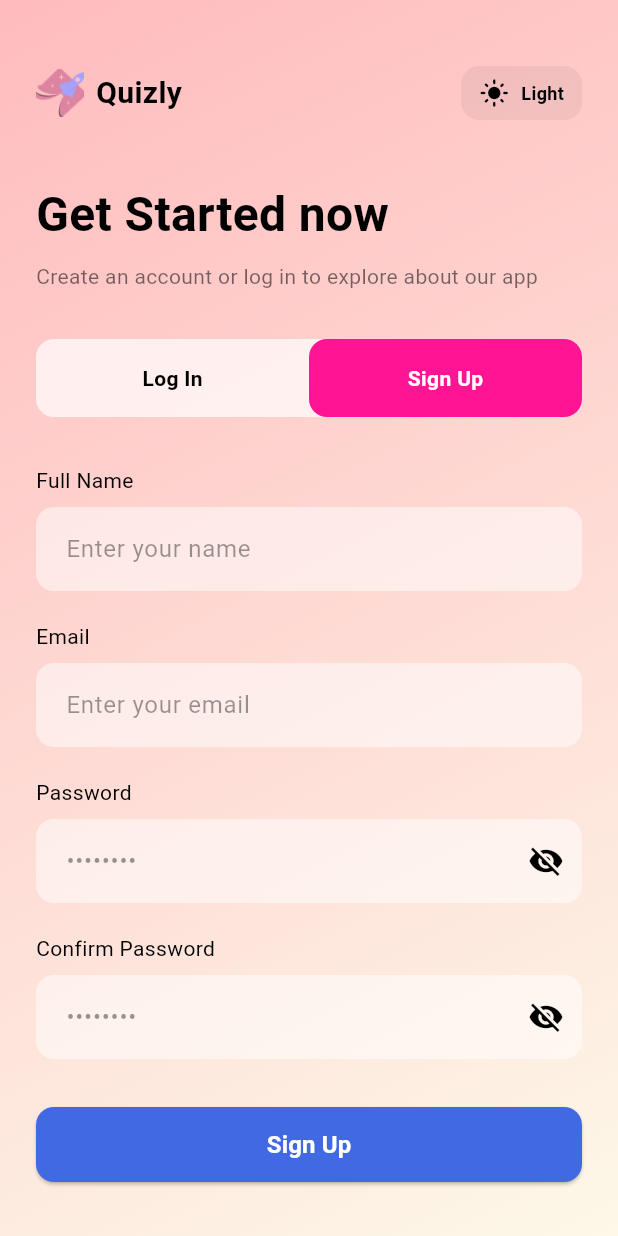
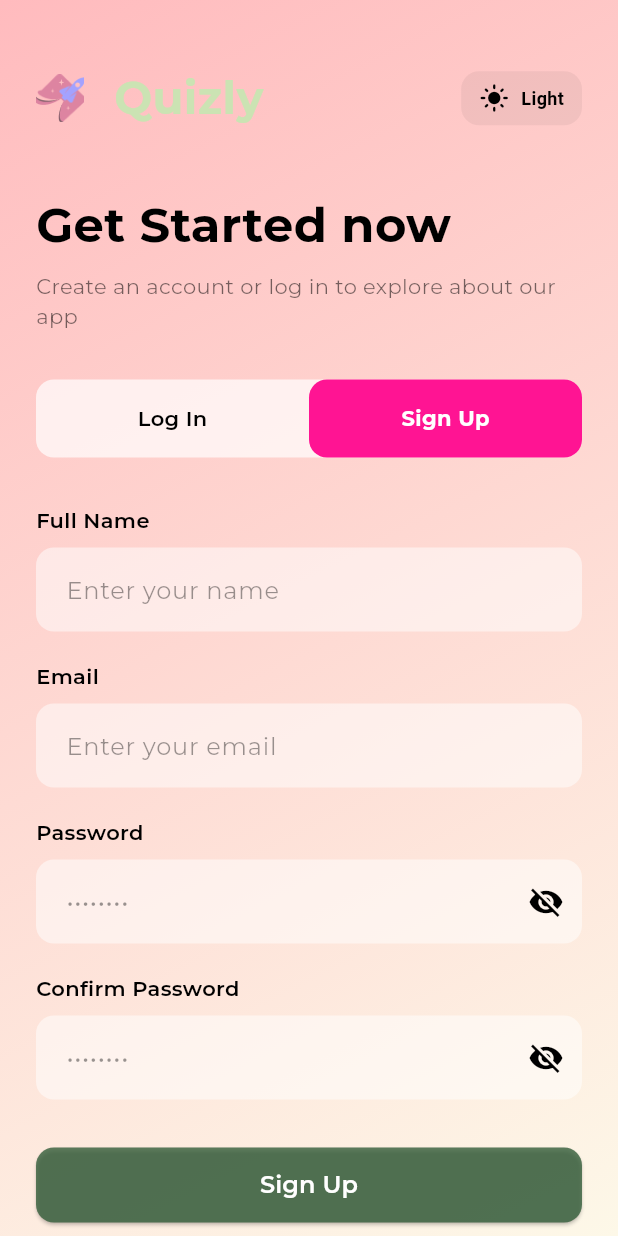
Before and after one commit to susanjong/QuizlyApp_MobileDev, a Flutter app: the screen it shows after launch, after a tap on "Sign Up", on a phone screen of 412 x 824 dp. Run offline on Flutter 3.47's test engine with Material 3 defaults, Android fonts, the phone set to English and light mode, and no system bars; our stand-ins replace google_fonts; project files that could hold a hidden picture were left out.

Commit message:
refactor(auth, ui): apply consistent styling with Google Fonts and improve widgets

```diff
--- a/lib/screens/login.dart
+++ b/lib/screens/login.dart
@@ -1,8 +1,8 @@
 import 'package:flutter/material.dart';
+import 'package:google_fonts/google_fonts.dart';
 import 'package:quiz_app/widgets/social_button.dart';
 import 'package:quiz_app/widgets/darkmode_theme.dart';
 import 'package:quiz_app/routes/app_routes.dart';
-
 
 class LoginPage extends StatefulWidget {
   const LoginPage({Key? key}) : super(key: key);
@@ -30,27 +30,25 @@ class _LoginPageState extends State<LoginPage> {
     String email = _emailController.text;
     String password = _passwordController.text;
 
-    // Navigator.pushReplacement(
-    //   context,
-    //   MaterialPageRoute(builder: (context) => const HomePage()),
-    // );
-
     AppRoutes.navigateTo(context, AppRoutes.home);
 
     ScaffoldMessenger.of(context).showSnackBar(
-      const SnackBar(content: Text('Login successful!')),
+      SnackBar(
+        content: Text(
+          'Login successful!',
+          style: GoogleFonts.montserrat(fontWeight: FontWeight.w500),
+        ),
+      ),
     );
   }
 
   void _navigateToSignUp() {
-    // Ambil instance global ThemeProvider
     final currentTheme = _themeProvider.isDarkMode;
 
     setState(() {
       _isLoginTab = false;
     });
 
-    // Navigasi ke halaman SignUp, kirim state dark/light-nya
     Navigator.pushNamed(
       context,
       AppRoutes.signUp,
@@ -63,7 +61,6 @@ class _LoginPageState extends State<LoginPage> {
       });
     });
   }
-
 
   @override
   Widget build(BuildContext context) {
@@ -134,13 +131,16 @@ class _LoginPageState extends State<LoginPage> {
                 fit: BoxFit.cover,
               ),
             ),
-            const SizedBox(width: 8),
-            Text(
-              'Quizly',
-              style: TextStyle(
-                color: _themeProvider.primaryTextColor,
-                fontSize: 20,
-                fontWeight: FontWeight.bold,
+            const SizedBox(width: 10),
+            Padding(
+              padding: const EdgeInsets.only(left: 10),
+              child: Text(
+                'Quizly',
+                style: GoogleFonts.montserrat(
+                  color: Color(0xFFCBE3B3),
+                  fontSize: 30,
+                  fontWeight: FontWeight.w700,
+                ),
               ),
             ),
           ],
@@ -156,18 +156,19 @@ class _LoginPageState extends State<LoginPage> {
       children: [
         Text(
           'Get Started now',
-          style: TextStyle(
+          style: GoogleFonts.montserrat(
             color: _themeProvider.primaryTextColor,
             fontSize: 32,
-            fontWeight: FontWeight.bold,
+            fontWeight: FontWeight.w700,
           ),
         ),
         const SizedBox(height: 8),
         Text(
           'Create an account or log in to explore about our app',
-          style: TextStyle(
+          style: GoogleFonts.montserrat(
             color: _themeProvider.secondaryTextColor,
             fontSize: 14,
+            fontWeight: FontWeight.w400,
           ),
         ),
       ],
@@ -200,11 +201,9 @@ class _LoginPageState extends State<LoginPage> {
                 child: Center(
                   child: Text(
                     'Log In',
-                    style: TextStyle(
+                    style: GoogleFonts.montserrat(
                       color: _isLoginTab ? Colors.white : _themeProvider.primaryTextColor,
-                      fontWeight: _isLoginTab
-                          ? FontWeight.bold
-                          : FontWeight.w600,
+                      fontWeight: _isLoginTab ? FontWeight.w700 : FontWeight.w600,
                     ),
                   ),
                 ),
@@ -225,11 +224,9 @@ class _LoginPageState extends State<LoginPage> {
                 child: Center(
                   child: Text(
                     'Sign Up',
-                    style: TextStyle(
+                    style: GoogleFonts.montserrat(
                       color: !_isLoginTab ? Colors.white : _themeProvider.primaryTextColor,
-                      fontWeight: !_isLoginTab
-                          ? FontWeight.bold
-                          : FontWeight.w600,
+                      fontWeight: !_isLoginTab ? FontWeight.w700 : FontWeight.w600,
                     ),
                   ),
                 ),
@@ -247,20 +244,24 @@ class _LoginPageState extends State<LoginPage> {
       children: [
         Text(
           'Email',
-          style: TextStyle(
+          style: GoogleFonts.montserrat(
             color: _themeProvider.primaryTextColor,
             fontSize: 14,
+            fontWeight: FontWeight.w600,
           ),
         ),
         const SizedBox(height: 8),
         TextField(
           controller: _emailController,
-          style: TextStyle(color: _themeProvider.primaryTextColor),
+          style: GoogleFonts.montserrat(
+            color: _themeProvider.primaryTextColor,
+          ),
           keyboardType: TextInputType.emailAddress,
           decoration: InputDecoration(
             hintText: 'Lottebecketi@gmail.com',
-            hintStyle: TextStyle(
+            hintStyle: GoogleFonts.montserrat(
               color: _themeProvider.primaryTextColor.withValues(alpha: 0.4),
+              fontWeight: FontWeight.w400,
             ),
             filled: true,
             fillColor: _themeProvider.inputBackgroundColor,
@@ -281,20 +282,24 @@ class _LoginPageState extends State<LoginPage> {
       children: [
         Text(
           'Password',
-          style: TextStyle(
+          style: GoogleFonts.montserrat(
             color: _themeProvider.primaryTextColor,
             fontSize: 14,
+            fontWeight: FontWeight.w600,
           ),
         ),
         const SizedBox(height: 8),
         TextField(
           controller: _passwordController,
           obscureText: _obscurePassword,
-          style: TextStyle(color: _themeProvider.primaryTextColor),
+          style: GoogleFonts.montserrat(
+            color: _themeProvider.primaryTextColor,
+          ),
           decoration: InputDecoration(
             hintText: '••••••••',
-            hintStyle: TextStyle(
+            hintStyle: GoogleFonts.montserrat(
               color: _themeProvider.primaryTextColor.withValues(alpha: 0.4),
+              fontWeight: FontWeight.w400,
             ),
             filled: true,
             fillColor: _themeProvider.inputBackgroundColor,
@@ -345,20 +350,22 @@ class _LoginPageState extends State<LoginPage> {
             const SizedBox(width: 8),
             Text(
               'Remember me',
-              style: TextStyle(
+              style: GoogleFonts.montserrat(
                 color: _themeProvider.primaryTextColor,
                 fontSize: 13,
+                fontWeight: FontWeight.w400,
               ),
             ),
           ],
         ),
         TextButton(
           onPressed: () {},
-          child: const Text(
+          child: Text(
             'Forgot Password ?',
-            style: TextStyle(
-              color: Color(0xFF4169E1),
+            style: GoogleFonts.montserrat(
+              color: const Color(0xFF355F3B),
               fontSize: 13,
+              fontWeight: FontWeight.w600,
             ),
           ),
         ),
@@ -373,14 +380,14 @@ class _LoginPageState extends State<LoginPage> {
       child: ElevatedButton(
         onPressed: _handleLogin,
         style: ElevatedButton.styleFrom(
-          backgroundColor: const Color(0xFF4169E1),
+          backgroundColor: const Color(0xFF355F3B).withValues(alpha: 0.8),
           shape: RoundedRectangleBorder(
             borderRadius: BorderRadius.circular(12),
           ),
         ),
-        child: const Text(
+        child: Text(
           'Log In',
-          style: TextStyle(
+          style: GoogleFonts.montserrat(
             fontSize: 16,
             fontWeight: FontWeight.w600,
             color: Colors.white,
@@ -398,7 +405,10 @@ class _LoginPageState extends State<LoginPage> {
           padding: const EdgeInsets.symmetric(horizontal: 16),
           child: Text(
             'Or',
-            style: TextStyle(color: _themeProvider.secondaryTextColor),
+            style: GoogleFonts.montserrat(
+              color: _themeProvider.secondaryTextColor,
+              fontWeight: FontWeight.w400,
+            ),
           ),
         ),
         Expanded(child: Divider(color: _themeProvider.dividerColor)),
@@ -411,8 +421,8 @@ class _LoginPageState extends State<LoginPage> {
       children: [
         SocialButton(
           text: 'Continue with Google',
-          icon: Image.network(
-            'https://www.google.com/favicon.ico',
+          icon: Image.asset(
+            'assets/images/logo_google.png',
             width: 20,
             height: 20,
           ),
--- a/lib/screens/signup.dart
+++ b/lib/screens/signup.dart
@@ -3,6 +3,7 @@ import 'package:quiz_app/models/user_models.dart';
 import 'package:quiz_app/routes/app_routes.dart';
 import 'package:quiz_app/widgets/gradient_background.dart';
 import 'package:quiz_app/widgets/darkmode_theme.dart';
+import 'package:google_fonts/google_fonts.dart';
 
 class SignUpPage extends StatefulWidget {
   const SignUpPage({Key? key}) : super(key: key);
@@ -60,7 +61,12 @@ class _SignUpPageState extends State<SignUpPage> {
     AppRoutes.navigateTo(context, AppRoutes.home);
 
     ScaffoldMessenger.of(context).showSnackBar(
-      const SnackBar(content: Text('Account created successfully!')),
+      SnackBar(
+        content: Text(
+          'Account created successfully!',
+          style: GoogleFonts.montserrat(),
+        ),
+      ),
     );
   }
 
@@ -166,13 +172,16 @@ class _SignUpPageState extends State<SignUpPage> {
                 },
               ),
             ),
-            const SizedBox(width: 8),
-            Text(
-              'Quizly',
-              style: TextStyle(
-                color: _themeProvider.primaryTextColor,
-                fontSize: 20,
-                fontWeight: FontWeight.bold,
+            const SizedBox(width: 10),
+            Padding(
+              padding: const EdgeInsets.only(left: 10),
+              child: Text(
+                'Quizly',
+                style: GoogleFonts.montserrat(
+                  color: const Color(0xFFCBE3B3),
+                  fontSize: 30,
+                  fontWeight: FontWeight.w700,
+                ),
               ),
             ),
           ],
@@ -189,7 +198,7 @@ class _SignUpPageState extends State<SignUpPage> {
       children: [
         Text(
           'Get Started now',
-          style: TextStyle(
+          style: GoogleFonts.montserrat(
             color: _themeProvider.primaryTextColor,
             fontSize: 32,
             fontWeight: FontWeight.bold,
@@ -198,7 +207,7 @@ class _SignUpPageState extends State<SignUpPage> {
         const SizedBox(height: 8),
         Text(
           'Create an account or log in to explore about our app',
-          style: TextStyle(
+          style: GoogleFonts.montserrat(
             color: _themeProvider.secondaryTextColor,
             fontSize: 14,
           ),
@@ -227,7 +236,7 @@ class _SignUpPageState extends State<SignUpPage> {
                 child: Center(
                   child: Text(
                     'Log In',
-                    style: TextStyle(
+                    style: GoogleFonts.montserrat(
                       color: !_isSignUpTab ? Colors.white : _themeProvider.primaryTextColor,
                       fontWeight: !_isSignUpTab ? FontWeight.bold : FontWeight.w600,
                     ),
@@ -252,7 +261,7 @@ class _SignUpPageState extends State<SignUpPage> {
                 child: Center(
                   child: Text(
                     'Sign Up',
-                    style: TextStyle(
+                    style: GoogleFonts.montserrat(
                       color: _isSignUpTab ? Colors.white : _themeProvider.primaryTextColor,
                       fontWeight: _isSignUpTab ? FontWeight.bold : FontWeight.w600,
                     ),
@@ -272,19 +281,20 @@ class _SignUpPageState extends State<SignUpPage> {
       children: [
         Text(
           'Full Name',
-          style: TextStyle(
+          style: GoogleFonts.montserrat(
             color: _themeProvider.primaryTextColor,
             fontSize: 14,
+            fontWeight: FontWeight.w600,
           ),
         ),
         const SizedBox(height: 8),
         TextFormField(
           controller: _nameController,
-          style: TextStyle(color: _themeProvider.primaryTextColor),
+          style: GoogleFonts.montserrat(color: _themeProvider.primaryTextColor),
           validator: _validateName,
           decoration: InputDecoration(
             hintText: 'Enter your name',
-            hintStyle: TextStyle(color: _themeProvider.hintTextColor),
+            hintStyle: GoogleFonts.montserrat(color: _themeProvider.hintTextColor),
             filled: true,
             fillColor: _themeProvider.inputBackgroundColor,
             border: OutlineInputBorder(
@@ -295,7 +305,7 @@ class _SignUpPageState extends State<SignUpPage> {
               borderRadius: BorderRadius.circular(12),
               borderSide: const BorderSide(color: Colors.red),
             ),
-            errorStyle: const TextStyle(color: Colors.redAccent),
+            errorStyle: GoogleFonts.montserrat(color: Colors.redAccent),
             contentPadding: const EdgeInsets.all(16),
           ),
         ),
@@ -309,20 +319,21 @@ class _SignUpPageState extends State<SignUpPage> {
       children: [
         Text(
           'Email',
-          style: TextStyle(
+          style: GoogleFonts.montserrat(
             color: _themeProvider.primaryTextColor,
             fontSize: 14,
+            fontWeight: FontWeight.w600,
           ),
         ),
         const SizedBox(height: 8),
         TextFormField(
           controller: _emailController,
-          style: TextStyle(color: _themeProvider.primaryTextColor),
+          style: GoogleFonts.montserrat(color: _themeProvider.primaryTextColor),
           keyboardType: TextInputType.emailAddress,
           validator: _validateEmail,
           decoration: InputDecoration(
             hintText: 'Enter your email',
-            hintStyle: TextStyle(color: _themeProvider.hintTextColor),
+            hintStyle: GoogleFonts.montserrat(color: _themeProvider.hintTextColor),
             filled: true,
             fillColor: _themeProvider.inputBackgroundColor,
             border: OutlineInputBorder(
@@ -333,7 +344,7 @@ class _SignUpPageState extends State<SignUpPage> {
               borderRadius: BorderRadius.circular(12),
               borderSide: const BorderSide(color: Colors.red),
             ),
-            errorStyle: const TextStyle(color: Colors.redAccent),
+            errorStyle: GoogleFonts.montserrat(color: Colors.redAccent),
             contentPadding: const EdgeInsets.all(16),
           ),
         ),
@@ -347,20 +358,21 @@ class _SignUpPageState extends State<SignUpPage> {
       children: [
         Text(
           'Password',
-          style: TextStyle(
+          style: GoogleFonts.montserrat(
             color: _themeProvider.primaryTextColor,
             fontSize: 14,
+            fontWeight: FontWeight.w600,
           ),
         ),
         const SizedBox(height: 8),
         TextFormField(
           controller: _passwordController,
           obscureText: _obscurePassword,
-          style: TextStyle(color: _themeProvider.primaryTextColor),
+          style: GoogleFonts.montserrat(color: _themeProvider.primaryTextColor),
           validator: _validatePassword,
           decoration: InputDecoration(
             hintText: '••••••••',
-            hintStyle: TextStyle(color: _themeProvider.hintTextColor),
+            hintStyle: GoogleFonts.montserrat(color: _themeProvider.hintTextColor),
             filled: true,
             fillColor: _themeProvider.inputBackgroundColor,
             border: OutlineInputBorder(
@@ -371,7 +383,7 @@ class _SignUpPageState extends State<SignUpPage> {
               borderRadius: BorderRadius.circular(12),
               borderSide: const BorderSide(color: Colors.red),
             ),
-            errorStyle: const TextStyle(color: Colors.redAccent),
+            errorStyle: GoogleFonts.montserrat(color: Colors.redAccent),
             contentPadding: const EdgeInsets.all(16),
             suffixIcon: IconButton(
               icon: Icon(
@@ -396,20 +408,21 @@ class _SignUpPageState extends State<SignUpPage> {
       children: [
         Text(
           'Confirm Password',
-          style: TextStyle(
+          style: GoogleFonts.montserrat(
             color: _themeProvider.primaryTextColor,
             fontSize: 14,
+            fontWeight: FontWeight.w600,
           ),
         ),
         const SizedBox(height: 8),
         TextFormField(
           controller: _confirmPasswordController,
           obscureText: _obscureConfirmPassword,
-          style: TextStyle(color: _themeProvider.primaryTextColor),
+          style: GoogleFonts.montserrat(color: _themeProvider.primaryTextColor),
           validator: _validateConfirmPassword,
           decoration: InputDecoration(
             hintText: '••••••••',
-            hintStyle: TextStyle(color: _themeProvider.hintTextColor),
+            hintStyle: GoogleFonts.montserrat(color: _themeProvider.hintTextColor),
             filled: true,
             fillColor: _themeProvider.inputBackgroundColor,
             border: OutlineInputBorder(
@@ -420,7 +433,7 @@ class _SignUpPageState extends State<SignUpPage> {
               borderRadius: BorderRadius.circular(12),
               borderSide: const BorderSide(color: Colors.red),
             ),
-            errorStyle: const TextStyle(color: Colors.redAccent),
+            errorStyle: GoogleFonts.montserrat(color: Colors.redAccent),
             contentPadding: const EdgeInsets.all(16),
             suffixIcon: IconButton(
               icon: Icon(
@@ -448,14 +461,14 @@ class _SignUpPageState extends State<SignUpPage> {
       child: ElevatedButton(
         onPressed: _handleSignUp,
         style: ElevatedButton.styleFrom(
-          backgroundColor: const Color(0xFF4169E1),
+          backgroundColor: const Color(0xFF355F3B).withValues(alpha: 0.8),
           shape: RoundedRectangleBorder(
             borderRadius: BorderRadius.circular(12),
           ),
         ),
-        child: const Text(
+        child: Text(
           'Sign Up',
-          style: TextStyle(
+          style: GoogleFonts.montserrat(
             fontSize: 16,
             fontWeight: FontWeight.w600,
             color: Colors.white,
--- a/lib/widgets/social_button.dart
+++ b/lib/widgets/social_button.dart
@@ -1,40 +1,120 @@
 import 'package:flutter/material.dart';
+import 'package:google_fonts/google_fonts.dart';
 
 class SocialButton extends StatelessWidget {
   final String text;
-  final Widget icon;
+  final Widget? icon;
+  final String? iconUrl;
   final VoidCallback onPressed;
 
   const SocialButton({
     Key? key,
     required this.text,
-    required this.icon,
+    this.icon,
+    this.iconUrl,
     required this.onPressed,
   }) : super(key: key);
 
   @override
   Widget build(BuildContext context) {
+    final width = MediaQuery.of(context).size.width;
+
+    final buttonHeight = _getButtonHeight(width);
+    final fontSize = _getFontSize(width);
+    final iconSize = _getIconSize(width);
+    final horizontalPadding = _getHorizontalPadding(width);
+
     return SizedBox(
       width: double.infinity,
-      height: 50,
-      child: OutlinedButton.icon(
+      height: buttonHeight,
+      child: OutlinedButton(
         onPressed: onPressed,
-        icon: icon,
-        label: Text(
-          text,
-          style: const TextStyle(
-            color: Colors.black,
-            fontSize: 15,
-          ),
-        ),
         style: OutlinedButton.styleFrom(
           backgroundColor: const Color(0xCCFFFFFF),
           side: const BorderSide(color: Colors.black26),
           shape: RoundedRectangleBorder(
             borderRadius: BorderRadius.circular(12),
           ),
+          padding: EdgeInsets.symmetric(
+            horizontal: horizontalPadding,
+            vertical: 12,
+          ),
+        ),
+        child: Row(
+          mainAxisAlignment: MainAxisAlignment.center,
+          mainAxisSize: MainAxisSize.min,
+          children: [
+            if (icon != null || iconUrl != null)
+              SizedBox(
+                width: iconSize,
+                height: iconSize,
+                child: icon ??
+                    (iconUrl != null
+                        ? Image.asset(
+                      iconUrl!,
+                      fit: BoxFit.contain,
+                      errorBuilder: (context, error, stackTrace) {
+                        return const Icon(
+                          Icons.image_not_supported,
+                          color: Colors.grey,
+                        );
+                      },
+                    )
+                        : null),
+              ),
+            if (icon != null || iconUrl != null) SizedBox(width: _getSpacing(width)),
+            Flexible(
+              child: Text(
+                text,
+                style: GoogleFonts.montserrat(
+                  color: Colors.black,
+                  fontSize: fontSize,
+                  fontWeight: FontWeight.w500,
+                ),
+                overflow: TextOverflow.ellipsis,
+                maxLines: 1,
+                textAlign: TextAlign.center,
+              ),
+            ),
+          ],
         ),
       ),
     );
   }
+
+  double _getButtonHeight(double width) {
+    if (width > 1200) return 56.0;
+    if (width > 800) return 52.0;
+    if (width > 600) return 50.0;
+    if (width < 360) return 46.0;
+    return 50.0;
+  }
+
+  double _getFontSize(double width) {
+    if (width > 1200) return 16.0;
+    if (width > 800) return 15.5;
+    if (width < 360) return 13.5;
+    return 15.0;
+  }
+
+  double _getIconSize(double width) {
+    if (width > 1200) return 24.0;
+    if (width > 800) return 22.0;
+    if (width < 360) return 18.0;
+    return 20.0;
+  }
+
+  double _getHorizontalPadding(double width) {
+    if (width > 1200) return 24.0;
+    if (width > 800) return 20.0;
+    if (width < 360) return 12.0;
+    return 16.0;
+  }
+
+  double _getSpacing(double width) {
+    if (width > 1200) return 12.0;
+    if (width > 800) return 10.0;
+    if (width < 360) return 8.0;
+    return 10.0;
+  }
 }
```
